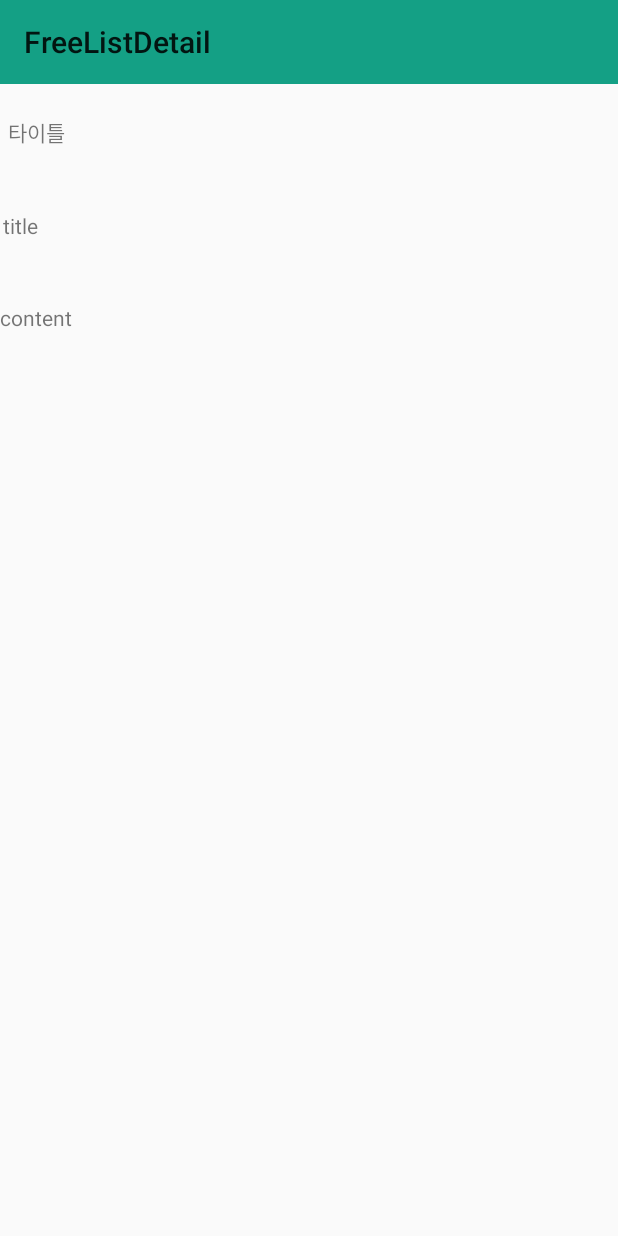
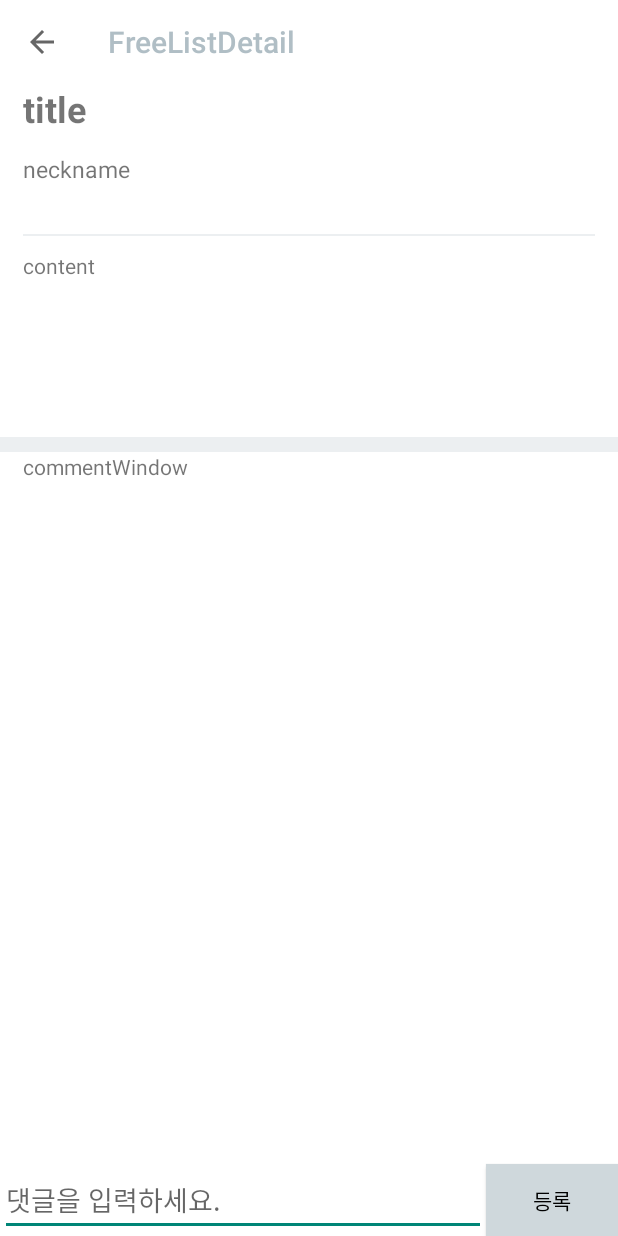
Before and after one commit to Capston-ComeOn/Capston-Android, an Android app: the FreeListDetail screen opened directly, with no data from a screen before it, on a phone screen of 412 x 824 dp. Run offline under Robolectric (Android 15) with nearby library versions, the light colour scheme and no system bars; 3 statements that could not run were skipped.

Commit message:
board_detali 수정

```diff
--- a/app/src/main/java/com/example/capstonmaster/board/free_board/FreeListDetail.java
+++ b/app/src/main/java/com/example/capstonmaster/board/free_board/FreeListDetail.java
@@ -1,15 +1,22 @@
 package com.example.capstonmaster.board.free_board;
 
 import android.content.Intent;
+import android.graphics.Color;
 import android.os.Bundle;
+import android.view.MenuItem;
+import android.view.View;
+import android.widget.Button;
 import android.widget.TextView;
 
 import androidx.appcompat.app.AppCompatActivity;
 import androidx.appcompat.widget.Toolbar;
 
 
+import com.example.capstonmaster.RegisterActivity;
 import com.example.capstonmaster.dto.List_item;
 import com.example.capstonmaster.R;
+
+import org.w3c.dom.Text;
 
 public class FreeListDetail extends AppCompatActivity {
 
@@ -18,13 +25,18 @@ public class FreeListDetail extends AppCompatActivity {
     super.onCreate(savedInstanceState);
     setContentView(R.layout.activity_free_list_detail);
     Toolbar toolbar = findViewById(R.id.toolbar);
+    toolbar.setTitleTextColor(Color.parseColor("#B0BEC5"));
+    toolbar.setBackgroundColor(Color.parseColor("#ffffff"));
     setSupportActionBar(toolbar);
-//        getSupportActionBar().setDisplayHomeAsUpEnabled(true);
-//        getSupportActionBar().setHomeAsUpIndicator(R.mipmap.ic_launcher_round);
+    getSupportActionBar().setDisplayHomeAsUpEnabled(true);
+
+    //getSupportActionBar().setHomeAsUpIndicator(R.mipmap.ic_launcher_round);
 
     TextView nickname=findViewById(R.id.nickname_detail);
     TextView title =findViewById(R.id.title_detail);
     TextView content = findViewById(R.id.content_detail);
+    TextView commentwindow = findViewById(R.id.commentWindow);
+    Button commentButton = (Button) findViewById(R.id.commentButton);
 
     Intent intent = getIntent();
     List_item list=(List_item) intent.getSerializableExtra("detail");
@@ -32,6 +44,15 @@ public class FreeListDetail extends AppCompatActivity {
     nickname.setText(list.getNickname());
     title.setText(list.getTitle());
     content.setText(list.getContent());
+
+    commentButton.setOnClickListener(new Button.OnClickListener(){
+      public void onClick(View view) {
+        Intent intent = new Intent(getApplicationContext(), RegisterActivity.class);
+        startActivity(intent);
+      }
+    });
   }
 
+
+
 }
--- a/app/src/main/java/com/example/capstonmaster/board/free_board/FreeListViewAdapter.java
+++ b/app/src/main/java/com/example/capstonmaster/board/free_board/FreeListViewAdapter.java
@@ -35,7 +35,7 @@ public class FreeListViewAdapter extends BaseAdapter {
 
             String content=free_itemList.get(position).getContent();
             if(content.length()>20){
-                content=content.substring(0,20)+"...";
+                content=content.substring(0,20)+"...더보기.";
             }
 
             nickname_textView.setText(free_itemList.get(position).getNickname());
--- a/app/src/main/res/layout/activity_free_list_detail.xml
+++ b/app/src/main/res/layout/activity_free_list_detail.xml
@@ -4,6 +4,7 @@
     xmlns:tools="http://schemas.android.com/tools"
     android:layout_width="match_parent"
     android:layout_height="match_parent"
+    android:background="#ffffff"
     tools:context=".board.free_board.FreeListDetail">
     <com.google.android.material.appbar.AppBarLayout
         android:layout_width="match_parent"
@@ -14,40 +15,83 @@
 
   <TextView
     android:id="@+id/nickname_detail"
-        android:layout_width="109dp"
-        android:layout_height="48dp"
+    android:layout_width="match_parent"
+    android:layout_height="44dp"
+    android:layout_below="@+id/title_detail"
+    android:layout_alignParentEnd="true"
+    android:layout_alignParentRight="true"
+
+    android:layout_marginLeft="15dp"
+    android:layout_marginTop="0dp"
+
+    android:layout_marginRight="195dp"
+    android:text="neckname"
+    android:textSize="15sp" />
+
+  <View
+    android:id="@+id/division_line"
+    android:layout_width="match_parent"
+    android:layout_height="1dp"
+    android:layout_below="@+id/nickname_detail"
+    android:layout_alignParentStart="true"
+    android:layout_alignParentLeft="true"
+    android:layout_alignParentEnd="true"
+    android:layout_alignParentRight="true"
+
+    android:layout_marginLeft="15dp"
+    android:layout_marginTop="10dp"
+
+    android:layout_marginRight="15dp"
+    android:background="#ECEFF1" />
+
+  <View
+    android:id="@+id/division_line2"
+    android:layout_width="match_parent"
+    android:layout_height="10dp"
+    android:layout_below="@+id/content_detail"
+    android:layout_alignParentStart="true"
+    android:layout_alignParentLeft="true"
+    android:layout_alignParentEnd="true"
+    android:layout_alignParentRight="true"
+    android:layout_marginStart="0dp"
+    android:layout_marginLeft="0dp"
+    android:layout_marginTop="10dp"
+    android:layout_marginEnd="0dp"
+    android:layout_marginRight="0dp"
+    android:background="#ECEFF1" />
+
+  <TextView
+    android:id="@+id/title_detail"
+    android:layout_width="match_parent"
+    android:layout_height="46dp"
     android:layout_below="@+id/toolbar"
     android:layout_alignParentStart="true"
     android:layout_alignParentLeft="true"
     android:layout_alignParentEnd="true"
     android:layout_alignParentRight="true"
-        android:layout_marginStart="5dp"
-        android:layout_marginLeft="5dp"
-        android:layout_marginTop="21dp"
-        android:layout_marginEnd="297dp"
-        android:layout_marginRight="297dp"
-        android:text="타이틀" />
 
-    <TextView
-        android:id="@+id/title_detail"
-        android:layout_width="98dp"
-        android:layout_height="27dp"
-        android:layout_below="@+id/nickname_detail"
-        android:layout_alignParentEnd="true"
-        android:layout_alignParentRight="true"
-        android:layout_marginTop="15dp"
-        android:layout_marginEnd="312dp"
-        android:layout_marginRight="312dp"
-        android:text="title" />
+    android:layout_marginLeft="15dp"
+    android:layout_marginTop="0dp"
+
+    android:layout_marginRight="60dp"
+    android:text="title"
+    android:textSize="24sp"
+    android:textStyle="bold" />
 
   <TextView
     android:id="@+id/content_detail"
-        android:layout_width="73dp"
-        android:layout_height="34dp"
-        android:layout_below="@+id/title_detail"
-        android:layout_marginTop="34dp"
-        android:layout_marginBottom="508dp"
-        android:text="content" />
+    android:layout_width="match_parent"
+    android:layout_height="114dp"
+    android:layout_below="@+id/division_line"
+    android:layout_alignParentStart="true"
+    android:layout_alignParentLeft="true"
+    android:layout_alignParentEnd="true"
+    android:layout_alignParentRight="true"
+    android:layout_marginLeft="15dp"
+    android:layout_marginTop="10dp"
+    android:layout_marginRight="0dp"
+    android:text="content"
+    android:textSize="14sp" />
 
   <androidx.appcompat.widget.Toolbar
         android:id="@+id/toolbar"
@@ -56,6 +100,52 @@
         android:background="#14A085"
         app:popupTheme="@style/AppTheme.PopupOverlay" />
 
+  <EditText
+    android:id="@+id/comment"
+    android:layout_width="match_parent"
+    android:layout_height="wrap_content"
+    android:layout_alignParentStart="true"
+    android:layout_alignParentLeft="true"
+    android:layout_alignParentBottom="true"
+    android:layout_marginLeft="0dp"
+    android:layout_marginRight="0dp"
+    android:layout_marginBottom="0dp"
+    android:layout_toStartOf="@+id/commentButton"
+    android:layout_toLeftOf="@+id/commentButton"
+    android:ems="10"
+    android:hint="댓글을 입력하세요."
+    android:inputType="textPersonName" />
+
+  <Button
+    android:id="@+id/commentButton"
+    android:layout_width="wrap_content"
+    android:layout_height="wrap_content"
+    android:layout_alignParentEnd="true"
+    android:layout_alignParentRight="true"
+    android:layout_alignParentBottom="true"
+
+    android:layout_marginRight="0dp"
+    android:layout_marginBottom="0dp"
+    android:background="#CFD8DC"
+    android:textColor="#000000"
+    android:text="등록" />
+
+  <TextView
+    android:id="@+id/commentWindow"
+    android:layout_width="match_parent"
+    android:layout_height="300dp"
+    android:layout_above="@+id/comment"
+    android:layout_below="@+id/division_line2"
+    android:layout_alignParentStart="true"
+    android:layout_alignParentLeft="true"
+    android:layout_alignParentEnd="true"
+    android:layout_alignParentRight="true"
+    android:layout_marginLeft="15dp"
+    android:layout_marginTop="0dp"
+    android:layout_marginRight="0dp"
+    android:layout_marginBottom="0dp"
+    android:text="commentWindow" />
+
   <!--    <EditText-->
 <!--        android:id="@+id/comment_detail"-->
 <!--        android:layout_width="match_parent"-->
```
Also changed, not shown: app/src/main/java/com/example/capstonmaster/LoginActivity.java (indentation only). Lines whose indentation alone changed are shown as unchanged.
